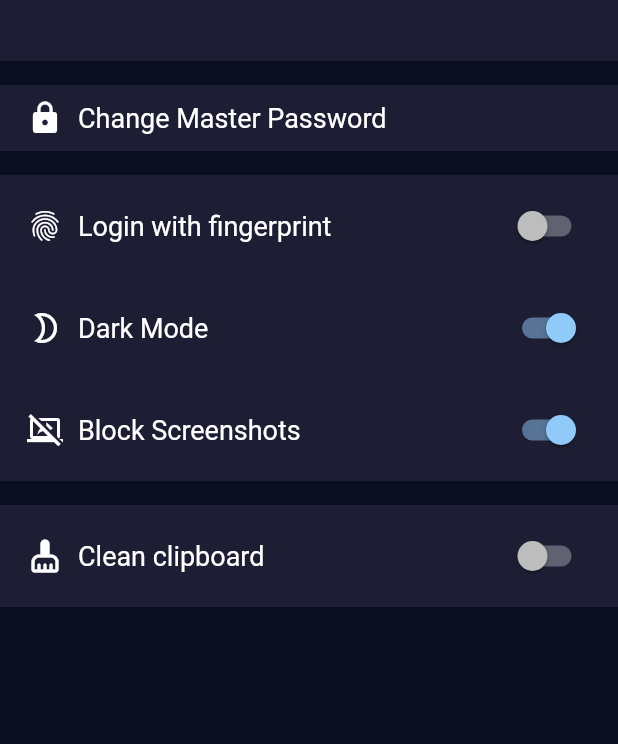
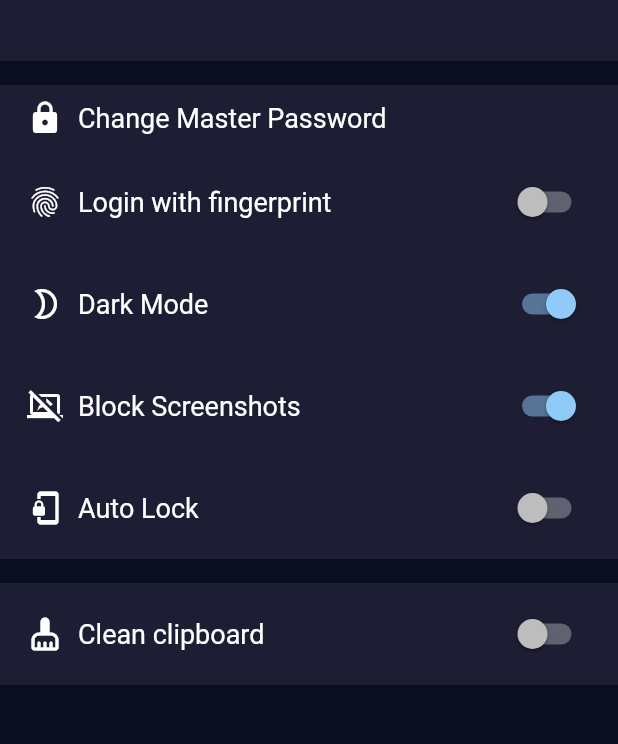
Before and after one commit to singhsaubhik/cryptokeep, a Flutter app: the Settings screen opened by its route, on a phone screen of 412 x 824 dp, the part 59-803 px from its top. Run offline on Flutter 3.47's test engine with Material 2 defaults, Android fonts, the phone set to English and light mode, and no system bars; our stand-ins replace get, hive, local_auth, sqflite; missing offline and left inert: encrypt; accounts and stored records are empty; statements that could not run were skipped.

Commit message:
UI implementation of toggle for auto lock

```diff
--- a/lib/screens/seetings_screen.dart
+++ b/lib/screens/seetings_screen.dart
@@ -35,9 +35,9 @@ class Settings extends GetView<SettingsController> {
                       icon: Icons.lock,
                     ),
                   ),
-                  Divider(
-                    color: Theme.of(context).scaffoldBackgroundColor,
-                  ),
+                  // Divider(
+                  //   color: Theme.of(context).scaffoldBackgroundColor,
+                  // ),
                   SettingItem2(
                     title: "Login with fingerprint",
                     icon: Icons.fingerprint,
@@ -55,6 +55,12 @@ class Settings extends GetView<SettingsController> {
                     icon: Icons.stop_screen_share_outlined,
                     value: controller.blockScreenshot.value,
                     onChange: (v) => controller.blockScreenShots(v),
+                  ),
+                  SettingItem2(
+                    title: "Auto Lock",
+                    icon: Icons.phonelink_lock,
+                    value: controller.autoLock.value,
+                    onChange: (v) => controller.setAutoLock(v),
                   ),
                   Divider(
                     color: Theme.of(context).scaffoldBackgroundColor,
```
